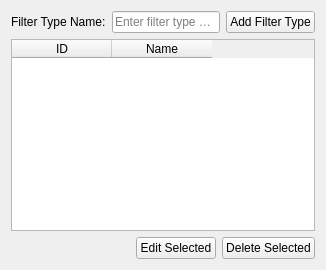
Qt form uifiles/filter_type_tab.ui (prookyon/MonoObsLog) before a commit.
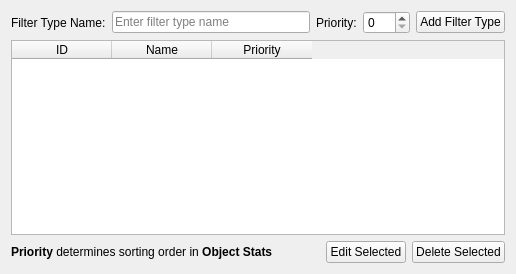
The same form after that commit.

Commit message: Database migrations. Filter types priority

```diff
--- a/uifiles/filter_type_tab.ui
+++ b/uifiles/filter_type_tab.ui
@@ -2,6 +2,14 @@
 <ui version="4.0">
  <class>FilterTypeTab</class>
  <widget class="QWidget" name="FilterTypeTab">
+  <property name="geometry">
+   <rect>
+    <x>0</x>
+    <y>0</y>
+    <width>516</width>
+    <height>274</height>
+   </rect>
+  </property>
   <layout class="QVBoxLayout" name="verticalLayout">
    <item>
     <layout class="QHBoxLayout" name="horizontalLayout_input">
@@ -19,6 +27,26 @@
        </property>
       </widget>
      </item>
+     <item>
+      <widget class="QLabel" name="priorityLabel">
+       <property name="text">
+        <string>Priority:</string>
+       </property>
+      </widget>
+     </item>
+     <item>
+      <widget class="QSpinBox" name="prioritySpinBox">
+       <property name="minimum">
+        <number>0</number>
+       </property>
+       <property name="maximum">
+        <number>100</number>
+       </property>
+       <property name="value">
+        <number>0</number>
+       </property>
+      </widget>
+     </item>
      <item>
       <widget class="QPushButton" name="addFilterTypeButton">
        <property name="text">
@@ -52,10 +80,22 @@
        <string>Name</string>
       </property>
      </column>
+     <column>
+      <property name="text">
+       <string>Priority</string>
+      </property>
+     </column>
     </widget>
    </item>
    <item>
     <layout class="QHBoxLayout" name="horizontalLayout">
+     <item>
+      <widget class="QLabel" name="label">
+       <property name="text">
+        <string>&lt;html&gt;&lt;head/&gt;&lt;body&gt;&lt;p&gt;&lt;span style=&quot; font-weight:700;&quot;&gt;Priority&lt;/span&gt; determines sorting order in &lt;span style=&quot; font-weight:700;&quot;&gt;Object Stats&lt;/span&gt;&lt;/p&gt;&lt;/body&gt;&lt;/html&gt;</string>
+       </property>
+      </widget>
+     </item>
      <item>
       <spacer name="horizontalSpacer">
        <property name="orientation">
```
Left out of the diff: 16 changed lines with no effect on the pictures. The commit also changes 7 other files.
